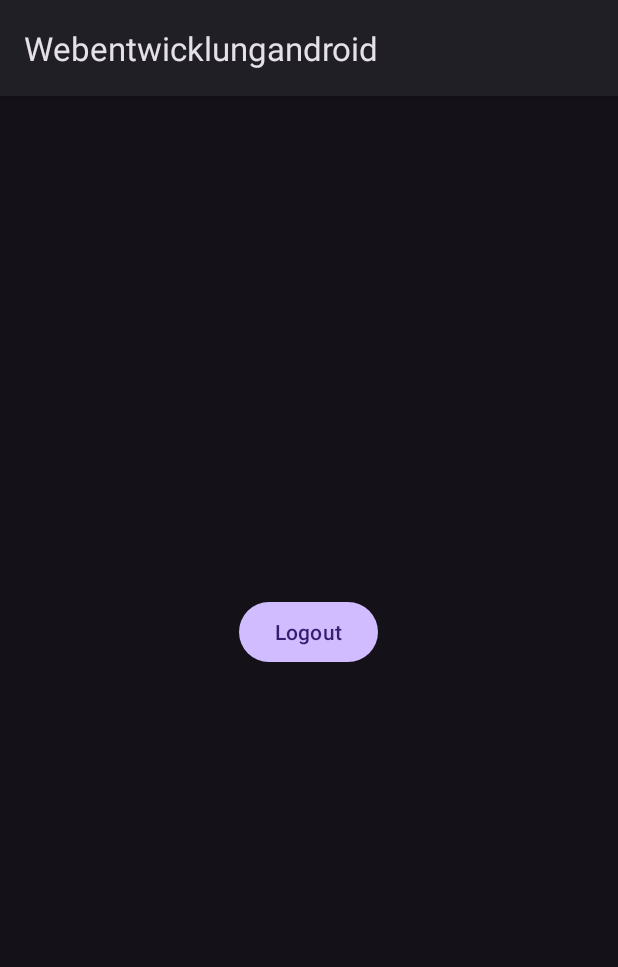
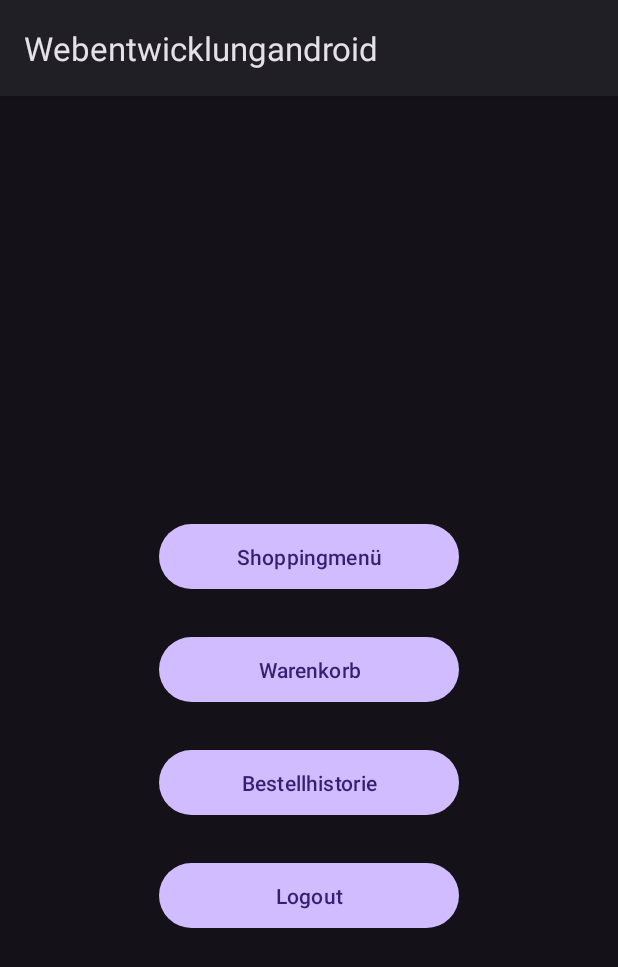
Before and after one commit to OemerFarukYildiz/App-Entwicklung-mit-Android-SoSe-2024, an Android app: the screen it shows after launch once a user with an empty profile is signed in (MainActivity), on a phone screen of 412 x 824 dp. Shown: the top 967 px of the screen. Run offline under Robolectric (Android 15) with nearby library versions, the phone set to English and light mode, and no system bars; our stand-ins replace Firebase (no records; nobody signed in at launch, a user with empty details on screens opened directly).

Commit message:
Second Commit

```diff
--- a/app/src/main/java/com/example/webentwicklungandroid/MainActivity.java
+++ b/app/src/main/java/com/example/webentwicklungandroid/MainActivity.java
@@ -6,11 +6,7 @@ import android.view.View;
 import android.widget.Button;
 import android.widget.TextView;
 
-import androidx.activity.EdgeToEdge;
 import androidx.appcompat.app.AppCompatActivity;
-import androidx.core.graphics.Insets;
-import androidx.core.view.ViewCompat;
-import androidx.core.view.WindowInsetsCompat;
 
 import com.google.firebase.auth.FirebaseAuth;
 import com.google.firebase.auth.FirebaseUser;
@@ -18,38 +14,54 @@ import com.google.firebase.auth.FirebaseUser;
 public class MainActivity extends AppCompatActivity {
 
     FirebaseAuth auth;
-    Button button;
-    TextView textView;
+    Button logoutButton;
+    Button shoppingMenuButton;
+    Button warenkorbButton;
+    Button bestellHistorieButton;
+    TextView userDetails;
     FirebaseUser user;
-
 
     @Override
     protected void onCreate(Bundle savedInstanceState) {
         super.onCreate(savedInstanceState);
-        EdgeToEdge.enable(this);
         setContentView(R.layout.activity_main);
 
         auth = FirebaseAuth.getInstance();
-        button = findViewById(R.id.logout);
-        textView = findViewById(R.id.user_details);
+        logoutButton = findViewById(R.id.logout);
+        shoppingMenuButton = findViewById(R.id.shopping_menu_button);
+        warenkorbButton = findViewById(R.id.cart_button);
+        bestellHistorieButton = findViewById(R.id.order_history_button);
+        userDetails = findViewById(R.id.user_details);
         user = auth.getCurrentUser();
 
         if (user == null) {
             Intent intent = new Intent(getApplicationContext(), login.class);
             startActivity(intent);
             finish();
+        } else {
+            userDetails.setText(user.getEmail());
         }
-        else {
-            textView.setText(user.getEmail());
-        }
-       button.setOnClickListener(new View.OnClickListener() {
-           @Override
-           public void onClick(View v) {
-               FirebaseAuth.getInstance().signOut();
-               Intent intent = new Intent(getApplicationContext(), login.class);
-               startActivity(intent);
-               finish();
-           }
-       });
+
+        logoutButton.setOnClickListener(v -> {
+            auth.signOut();
+            Intent intent = new Intent(getApplicationContext(), login.class);
+            startActivity(intent);
+            finish();
+        });
+
+        shoppingMenuButton.setOnClickListener(v -> {
+            Intent intent = new Intent(getApplicationContext(), shoppingMenu.class);
+            startActivity(intent);
+        });
+
+        warenkorbButton.setOnClickListener(v -> {
+            Intent intent = new Intent(getApplicationContext(), warenkorb.class);
+            startActivity(intent);
+        });
+
+        bestellHistorieButton.setOnClickListener(v -> {
+            Intent intent = new Intent(getApplicationContext(), bestellHistorie.class);
+            startActivity(intent);
+        });
     }
 }
--- a/app/src/main/res/layout/activity_main.xml
+++ b/app/src/main/res/layout/activity_main.xml
@@ -4,9 +4,9 @@
     xmlns:tools="http://schemas.android.com/tools"
     android:orientation="vertical"
     android:gravity="center"
-    android:id="@+id/main"
     android:layout_width="match_parent"
     android:layout_height="match_parent"
+    android:padding="16dp"
     tools:context=".MainActivity">
 
     <TextView
@@ -14,13 +14,38 @@
         android:layout_width="wrap_content"
         android:layout_height="wrap_content"
         android:text="Welcome"
-
-   />
+        android:layout_marginBottom="48dp"
+        android:textSize="24sp"
+        android:textStyle="bold" />
 
     <Button
+        android:id="@+id/shopping_menu_button"
+        android:layout_width="200dp"
+        android:layout_height="wrap_content"
+        android:text="Shoppingmenü"
+        android:layout_marginBottom="24dp"
+        android:padding="12dp" />
+
+    <Button
+        android:id="@+id/cart_button"
+        android:layout_width="200dp"
+        android:layout_height="wrap_content"
+        android:text="Warenkorb"
+        android:layout_marginBottom="24dp"
+        android:padding="12dp" />
+
+    <Button
+        android:id="@+id/order_history_button"
+        android:layout_width="200dp"
+        android:layout_height="wrap_content"
+        android:text="Bestellhistorie"
+        android:layout_marginBottom="24dp"
+        android:padding="12dp" />
+
+    <Button
+        android:id="@+id/logout"
+        android:layout_width="200dp"
+        android:layout_height="wrap_content"
         android:text="@string/logout"
-        android:id="@+id/logout"
-        android:layout_width="wrap_content"
-        android:layout_height="wrap_content"/>
-
+        android:padding="12dp" />
 </LinearLayout>
--- a/app/src/main/res/values/strings.xml
+++ b/app/src/main/res/values/strings.xml
@@ -8,4 +8,6 @@
     <string name="click_to_login">Click to login</string>
     <string name="click_to_register">Click to register</string>
     <string name="logout">Logout</string>
+    <string name="back_description" />
+    <string name="cart_description" />
 </resources>
```
Also changed, not shown: app/src/main/AndroidManifest.xml (+24 -7 lines), app/src/main/java/com/example/webentwicklungandroid/bestellHistorie.java (added, +24 -0 lines), app/src/main/java/com/example/webentwicklungandroid/brot.java (added, +24 -0 lines), app/src/main/java/com/example/webentwicklungandroid/fruechte.java (added, +24 -0 lines), app/src/main/java/com/example/webentwicklungandroid/shoppingMenu.java (added, +71 -0 lines), app/src/main/java/com/example/webentwicklungandroid/suessigkeiten.java (added, +24 -0 lines), app/src/main/java/com/example/webentwicklungandroid/warenkorb.java (added, +24 -0 lines), app/src/main/res/layout/activity_bestell_historie.xml (added, +10 -0 lines), app/src/main/res/layout/activity_brot.xml (added, +10 -0 lines), app/src/main/res/layout/activity_fruechte.xml (added, +10 -0 lines), app/src/main/res/layout/activity_shopping_menu.xml (added, +63 -0 lines), app/src/main/res/layout/activity_suessigkeiten.xml (added, +10 -0 lines), app/src/main/res/layout/activity_warenkorb.xml (added, +10 -0 lines).
